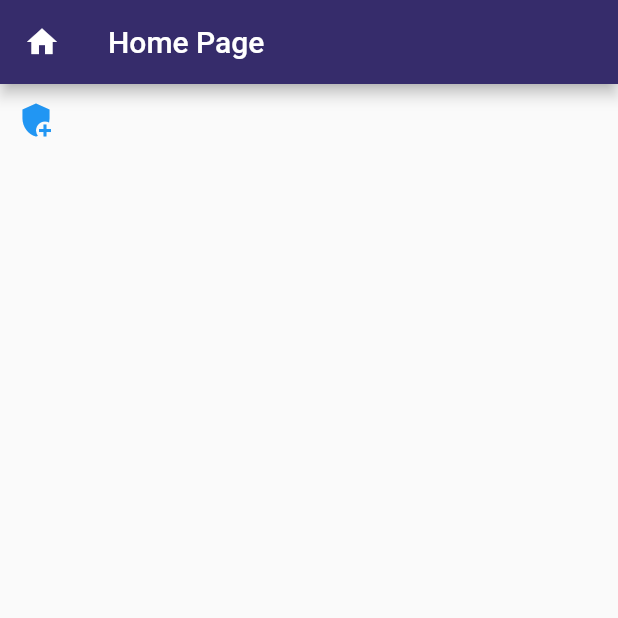
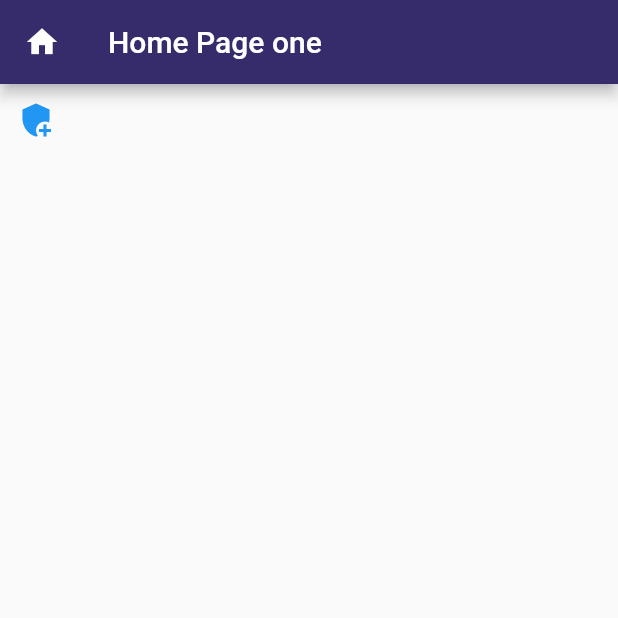
Before and after one commit to biscatcho10/flutter-app1, a Flutter app: the screen it shows after launch, on a phone screen of 412 x 824 dp, the top half of it. Run offline on Flutter 3.47's test engine with Material 2 defaults, Android fonts, the phone set to English and light mode, and no system bars.

Commit message:
flutter course init 1

```diff
--- a/lib/content.dart
+++ b/lib/content.dart
@@ -13,7 +13,7 @@ class Content extends StatelessWidget {
           appBar: AppBar(
             backgroundColor: const Color.fromRGBO(54, 44, 107, 1),
             leading: const Icon(Icons.home),
-            title: const Text("Home Page"),
+            title: const Text("Home Page one"),
           ),
           body: Center(
             child: Column(
```
